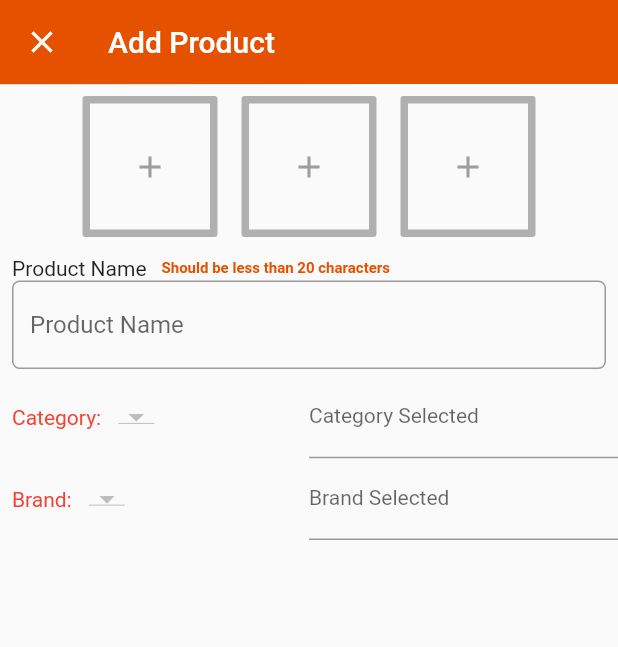
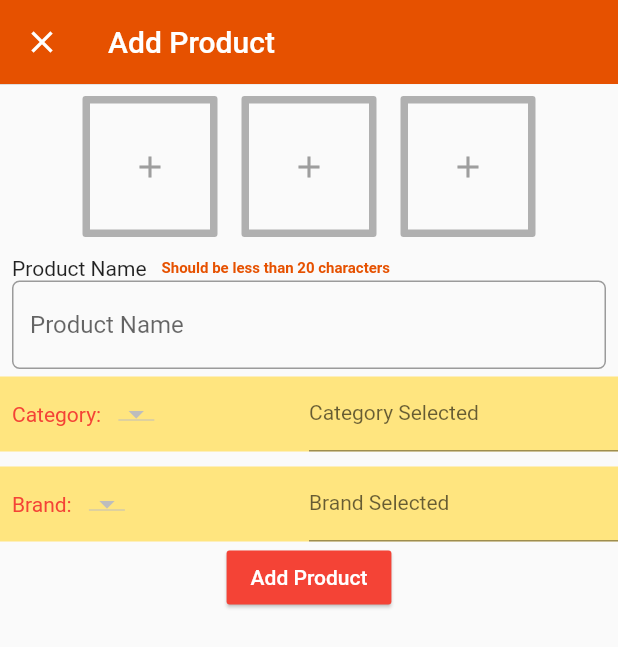
Before and after one commit to atm1504/atmmart-admin, a Flutter app: the AddProduct screen opened directly, on a phone screen of 412 x 824 dp. Shown: the top 647 px of the screen. Run offline on Flutter 3.47's test engine with Material 2 defaults, Android fonts, the phone set to English and light mode, and no system bars; drawn by our look-alikes of flutter_typeahead; our stand-ins replace cloud_firestore, fluttertoast; accounts and stored records are empty.

Commit message:
feat: UI changes

```diff
--- a/lib/screens/add_product.dart
+++ b/lib/screens/add_product.dart
@@ -251,7 +251,12 @@ class _AddProductState extends State<AddProduct> {
                 ],
               ),
             ),
-            Row(
+            Container(
+              height: 50,
+              color: Colors.amberAccent[100],
+              child: Row(
+                mainAxisAlignment: MainAxisAlignment.center,
+                crossAxisAlignment: CrossAxisAlignment.center,
                 children: <Widget>[
                   Expanded(
                     flex: 5,
@@ -288,8 +293,10 @@ class _AddProductState extends State<AddProduct> {
                         return await _categoryService
                             .getCategorySuggestions(pattern);
                       },
-                    suggestionsBoxDecoration:
-                        SuggestionsBoxDecoration(elevation: 0.2),
+                      suggestionsBoxDecoration: SuggestionsBoxDecoration(
+                          elevation: 0.2,
+                          borderRadius: BorderRadius.circular(3),
+                          color: grey200),
                       itemBuilder: (context, suggestion) {
                         return ListTile(
                           leading: Icon(Icons.category),
@@ -306,7 +313,14 @@ class _AddProductState extends State<AddProduct> {
                   ),
                 ],
               ),
-            Row(
+            ),
+            SizedBox(
+              height: 10,
+            ),
+            Container(
+              height: 50,
+              color: Colors.amberAccent[100],
+              child: Row(
                 children: <Widget>[
                   Expanded(
                     flex: 5,
@@ -336,13 +350,16 @@ class _AddProductState extends State<AddProduct> {
                         cursorColor: orange900,
                         style: TextStyle(fontSize: 14),
                         decoration: InputDecoration(
-                          labelText: "Brand Selected", hintText: _currentBrand),
+                            labelText: "Brand Selected",
+                            hintText: _currentBrand),
                       ),
                       suggestionsCallback: (pattern) async {
                         return await _brandService.getBrandSuggestions(pattern);
                       },
-                    suggestionsBoxDecoration:
-                        SuggestionsBoxDecoration(elevation: 0.2),
+                      suggestionsBoxDecoration: SuggestionsBoxDecoration(
+                          elevation: 0.2,
+                          borderRadius: BorderRadius.circular(3),
+                          color: grey200),
                       itemBuilder: (context, suggestion) {
                         return ListTile(
                           leading: Icon(Icons.category),
@@ -359,6 +376,16 @@ class _AddProductState extends State<AddProduct> {
                   ),
                 ],
               ),
+            ),
+            Center(
+              child: RaisedButton(
+                color: red,
+                textColor: white,
+                child: Text("Add Product"),
+                elevation: 1,
+                onPressed: () {},
+              ),
+            )
           ],
         ),
       ),
--- a/lib/utils/colors.dart
+++ b/lib/utils/colors.dart
@@ -3,6 +3,7 @@ import 'package:flutter/material.dart';
 Color white = Colors.white;
 Color black = Colors.black87;
 Color grey = Colors.grey;
+Color grey200 = Colors.grey[200];
 Color red = Colors.red;
 Color blue = Colors.blue;
 Color orange900 = Colors.orange[900];
```
Also changed, not shown: 1 other file. Lines whose indentation alone changed are shown as unchanged.
